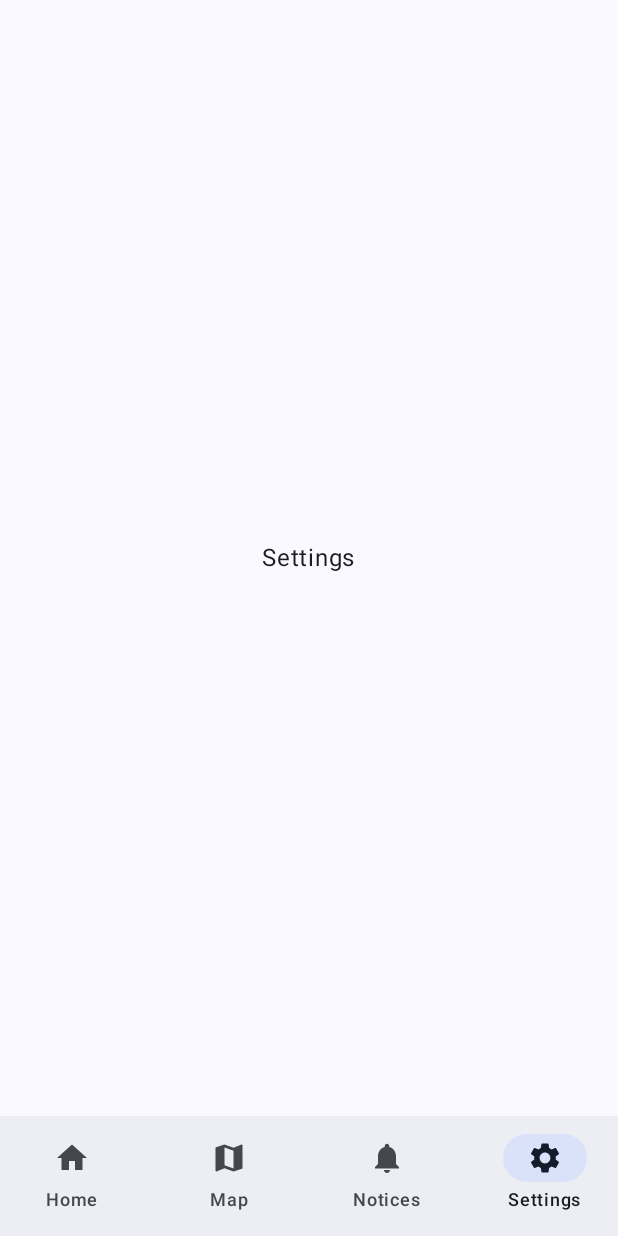
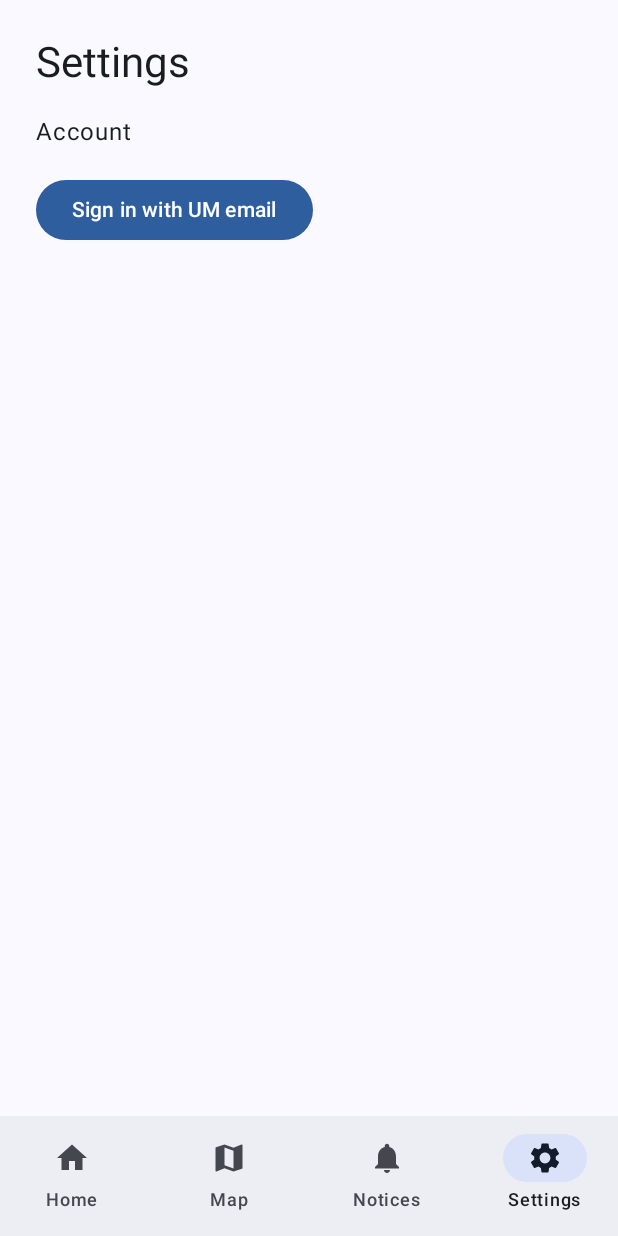
Before and after one commit to ISAACTOHZHENYONG-2025/WIA2007-grpASS, an Android app built with Jetpack Compose: the SettingsScreen screen opened through its navigation route, on a phone screen of 412 x 824 dp. Run offline under Robolectric (Android 15) with nearby library versions, the phone set to English and light mode, and no system bars; our stand-ins replace Firebase (no records; nobody signed in at launch, a user with empty details on screens opened directly); libraries missing offline, so code that uses them is left out: org.maplibre.android; 1 statement that could not run was skipped.

Commit message:
Add UM email sign in and sign out

```diff
--- a/app/src/main/java/my/edu/um/rainready/ui/RainReadyApp.kt
+++ b/app/src/main/java/my/edu/um/rainready/ui/RainReadyApp.kt
@@ -41,6 +41,7 @@ enum class Tab(val route: String, @param:StringRes val label: Int, @param:Drawab
 /** Screens outside the bottom bar. */
 object Routes {
     const val ROUTE_CHECK = "route_check"
+    const val SIGN_IN = "sign_in"
 }
 
 /**
@@ -104,7 +105,15 @@ fun RainReadyApp(
                 MapScreen(state)
             }
             composable(Tab.NOTICES.route) { NoticesScreen() }
-            composable(Tab.SETTINGS.route) { SettingsScreen() }
+            composable(Tab.SETTINGS.route) {
+                SettingsScreen(
+                    onSignIn = { nav.navigate(Routes.SIGN_IN) }
+                )
+            }
+
+            composable(Routes.SIGN_IN) {
+                SignInScreen(onBack = { nav.popBackStack() })
+            }
             composable(Routes.ROUTE_CHECK) { RouteCheckScreen(onBack = { nav.popBackStack() }) }
         }
     }
--- a/app/src/main/java/my/edu/um/rainready/ui/SettingsScreen.kt
+++ b/app/src/main/java/my/edu/um/rainready/ui/SettingsScreen.kt
@@ -1,20 +1,70 @@
 package my.edu.um.rainready.ui
 
-import androidx.compose.foundation.layout.Box
+import androidx.compose.foundation.layout.Arrangement
+import androidx.compose.foundation.layout.Column
 import androidx.compose.foundation.layout.fillMaxSize
+import androidx.compose.foundation.layout.padding
+import androidx.compose.material3.Button
+import androidx.compose.material3.MaterialTheme
+import androidx.compose.material3.OutlinedButton
 import androidx.compose.material3.Text
 import androidx.compose.runtime.Composable
-import androidx.compose.ui.Alignment
+import androidx.compose.runtime.DisposableEffect
+import androidx.compose.runtime.getValue
+import androidx.compose.runtime.mutableStateOf
+import androidx.compose.runtime.remember
+import androidx.compose.runtime.setValue
 import androidx.compose.ui.Modifier
-import androidx.compose.ui.res.stringResource
-import my.edu.um.rainready.R
+import androidx.compose.ui.unit.dp
+import com.google.firebase.auth.FirebaseAuth
+import my.edu.um.rainready.UmAuth
+import androidx.compose.runtime.LaunchedEffect
+import com.google.firebase.firestore.FirebaseFirestore
+import com.google.firebase.firestore.Source
 
 @Composable
-fun SettingsScreen() {
-    Box(
-        modifier = Modifier.fillMaxSize(),
-        contentAlignment = Alignment.Center
+fun SettingsScreen(onSignIn: () -> Unit = {}) {
+    val auth = remember { FirebaseAuth.getInstance() }
+    var signedInEmail by remember { mutableStateOf<String?>(null) }
+    var signedInUid by remember { mutableStateOf<String?>(null) }
+    val uid = signedInUid
+    var hasStaffAccess by remember(uid) { mutableStateOf(false) }
+
+    DisposableEffect(auth) {
+        val listener = FirebaseAuth.AuthStateListener { firebaseAuth ->
+            signedInEmail = firebaseAuth.currentUser
+                ?.takeIf { it.isEmailVerified }
+                ?.email
+                ?.takeIf {
+                    it.substringAfterLast("@").lowercase() in
+                            setOf("siswa.um.edu.my", "um.edu.my")
+                }
+        }
+
+        auth.addAuthStateListener(listener)
+        onDispose { auth.removeAuthStateListener(listener) }
+    }
+
+    Column(
+        modifier = Modifier
+            .fillMaxSize()
+            .padding(24.dp),
+        verticalArrangement = Arrangement.spacedBy(16.dp)
     ) {
-        Text(text = stringResource(R.string.tab_settings))
+        Text("Settings", style = MaterialTheme.typography.headlineMedium)
+        Text("Account")
+
+        val email = signedInEmail
+
+        if (email == null) {
+            Button(onClick = onSignIn) {
+                Text("Sign in with UM email")
+            }
+        } else {
+            Text("Signed in as $email")
+            OutlinedButton(onClick = { UmAuth.signOut() }) {
+                Text("Sign out")
+            }
+        }
     }
 }
```
Also changed, not shown: app/src/main/java/my/edu/um/rainready/ui/SignInScreen.kt (added, +130 -0 lines), app/src/main/java/my/edu/um/rainready/ui/UmAuth.kt (added, +144 -0 lines).
